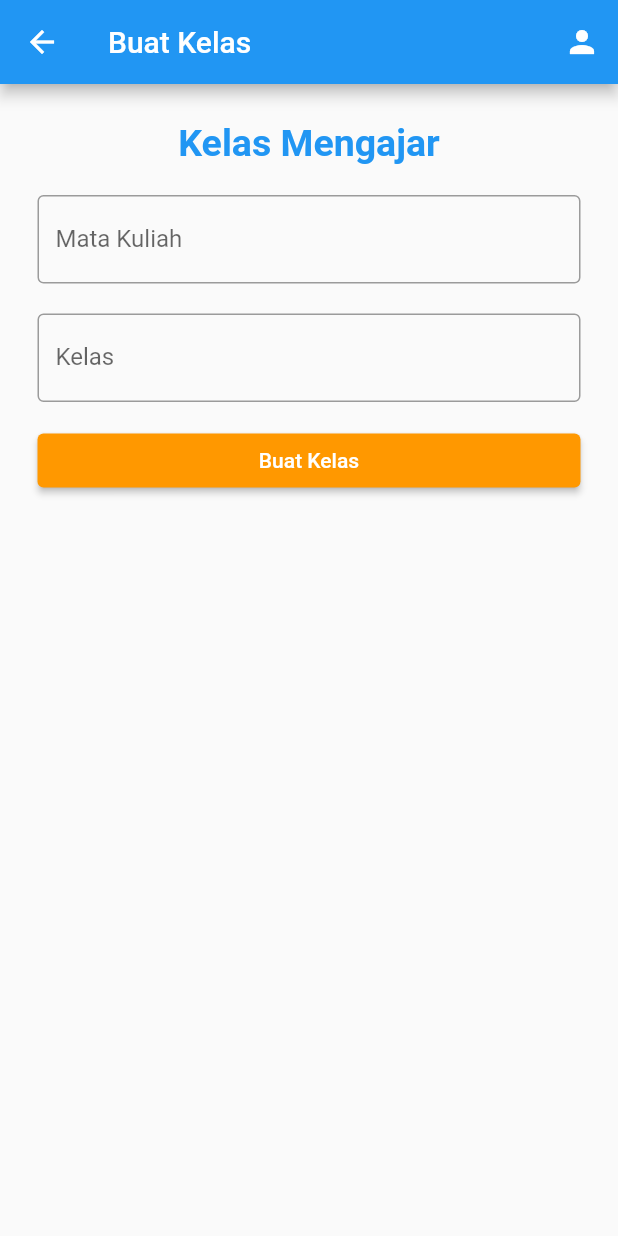
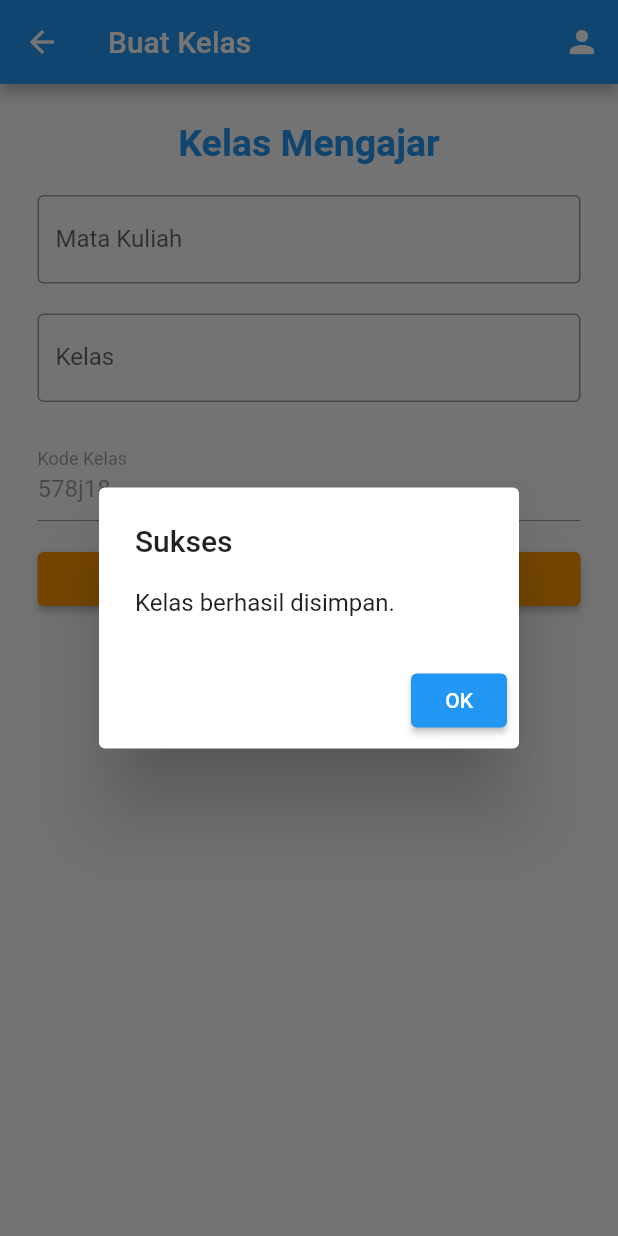
Before and after one commit to RofiqAbdulRozak/kelompok_4_task_learn, a Flutter app: the buat_kelas screen opened by its route, after a tap on "Buat Kelas", on a phone screen of 412 x 824 dp. Run offline on Flutter 3.47's test engine with Material 2 defaults, Android fonts, the phone set to English and light mode, and no system bars; our stand-ins replace cloud_firestore, firebase_auth, firebase_core, random_string; accounts and stored records are empty; Roboto replaces fonts that are missing (Poppins).

Commit message:
buat_kelas Fixes #7

```diff
--- a/lib/kelas/buat_kelas.dart
+++ b/lib/kelas/buat_kelas.dart
@@ -1,5 +1,8 @@
 import 'package:flutter/material.dart';
+import 'dart:math';
 import 'package:firebase_auth/firebase_auth.dart';
+import 'package:cloud_firestore/cloud_firestore.dart';
+import 'package:random_string/random_string.dart';
 
 class buat_kelas extends StatefulWidget {
   const buat_kelas({Key? key}) : super(key: key);
@@ -11,11 +14,112 @@ class buat_kelas extends StatefulWidget {
 class _buat_kelasState extends State<buat_kelas> {
   TextEditingController matakuliahController = TextEditingController();
   TextEditingController kelasController = TextEditingController();
+  TextEditingController kodeKelasController = TextEditingController();
   FirebaseAuth auth = FirebaseAuth.instance;
+  FirebaseFirestore firestore = FirebaseFirestore.instance;
+  String message = '';
+
+  @override
+  void initState() {
+    super.initState();
+    generateAndSetRandomString();
+  }
+
+  void generateAndSetRandomString() {
+    final String randomString = generateRandomString();
+    kodeKelasController.text = randomString;
+  }
+
+  Future<String?> getCurrentUserID() async {
+    User? user = auth.currentUser;
+    return user?.uid;
+  }
+
+  void generateAndSetKodeKelas() async {
+    String? userID = await getCurrentUserID();
+    if (userID != null) {
+      String? username = await getUsername(userID);
+      if (username != null) {
+        setState(() {
+          kodeKelasController.text = username;
+        });
+      }
+    }
+  }
+
+  String generateRandomString() {
+    final random = Random();
+    final letters = 'abcdefghijklmnopqrstuvwxyz123456789';
+    final String randomString = String.fromCharCodes(
+      List.generate(
+          6, (index) => letters.codeUnitAt(random.nextInt(letters.length))),
+    );
+    return randomString;
+  }
+
+  void saveToFirebase() async {
+    final String matakuliah = matakuliahController.text;
+    final String kelas = kelasController.text;
+    final String kodeKelas = kodeKelasController.text;
+
+    String? userID = FirebaseAuth.instance.currentUser?.uid;
+    if (userID != null) {
+      try {
+        await firestore.collection('kelas').add({
+          'matakuliah': matakuliah,
+          'kelas': kelas,
+          'kodekelas': kodeKelas,
+          'id': userID,
+        });
+
+        showDialog(
+          context: context,
+          builder: (BuildContext context) {
+            return AlertDialog(
+              title: const Text('Sukses'),
+              content: const Text('Kelas berhasil disimpan.'),
+              actions: [
+                ElevatedButton(
+                  onPressed: () {
+                    // Navigator.pushReplacementNamed(context, '/menu_utama');
+                  },
+                  child: const Text('OK'),
+                ),
+              ],
+            );
+          },
+        );
+      } catch (error) {
+        showDialog(
+            context: context,
+            builder: (BuildContext context) {
+              return AlertDialog(
+                title: const Text('Gagal'),
+                content:
+                    const Text('Gagal menyimpan kelas. Silakan coba lagi.'),
+                actions: [
+                  ElevatedButton(
+                    onPressed: () {
+                      Navigator.of(context).pop();
+                    },
+                    child: const Text('OK'),
+                  ),
+                ],
+              );
+            });
+      }
+    }
+  }
 
   Future<void> logout() async {
     await auth.signOut();
     Navigator.pushReplacementNamed(context, '/login');
+  }
+
+  Future<String?> getUsername(String userID) async {
+    DocumentSnapshot userSnapshot =
+        await firestore.collection('users').doc(userID).get();
+    return userSnapshot['username'];
   }
 
   @override
@@ -99,12 +203,22 @@ class _buat_kelasState extends State<buat_kelas> {
                   border: OutlineInputBorder(),
                 ),
               ),
+              SizedBox(height: 20),
+              TextField(
+                controller: kodeKelasController,
+                enabled: false,
+                decoration: InputDecoration(
+                  labelText: 'Kode Kelas',
+                ),
+              ),
               Container(
                 margin: EdgeInsets.only(top: 15),
                 child: SizedBox(
                   width: double.infinity,
                   child: ElevatedButton(
-                    onPressed: () {},
+                    onPressed: () {
+                      saveToFirebase();
+                    },
                     child: Text("Buat Kelas"),
                     style: ElevatedButton.styleFrom(primary: Colors.orange),
                   ),
--- a/pubspec.yaml
+++ b/pubspec.yaml
@@ -43,6 +43,8 @@ dependencies:
   font_awesome_flutter: ^10.1.0
   file_picker: ^3.0.4
   intl: ^0.17.0
+  random_string: ^2.3.1
+  uuid: ^3.0.4
 
 
 dev_dependencies:
```
Also changed, not shown: pubspec.lock.
